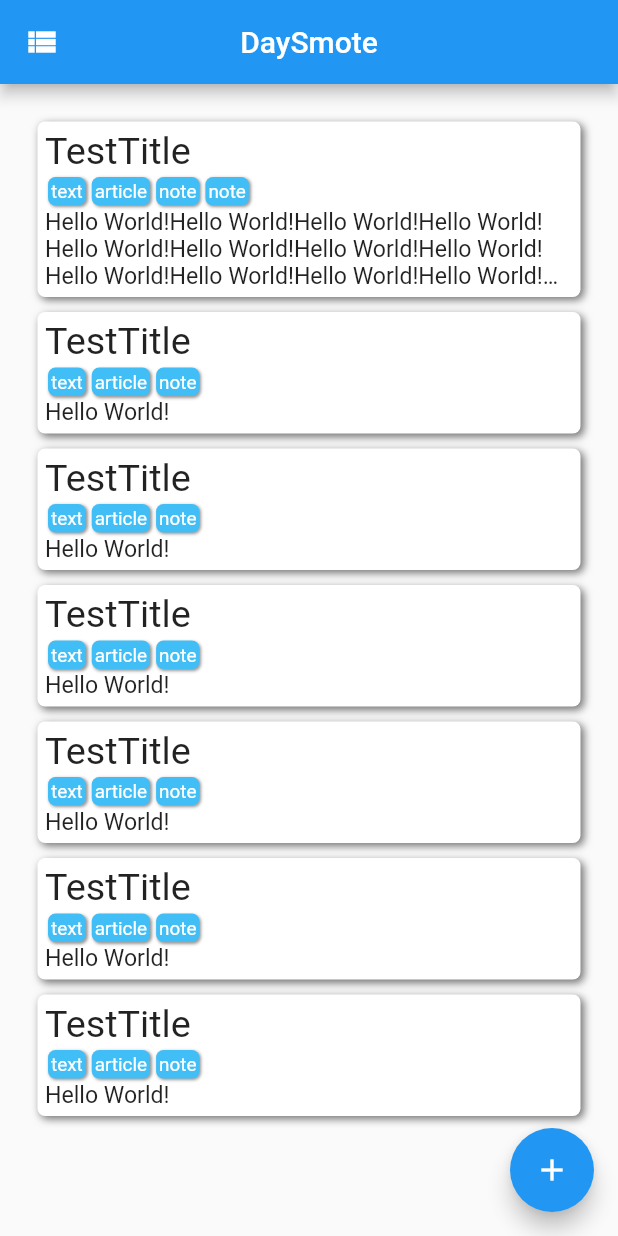
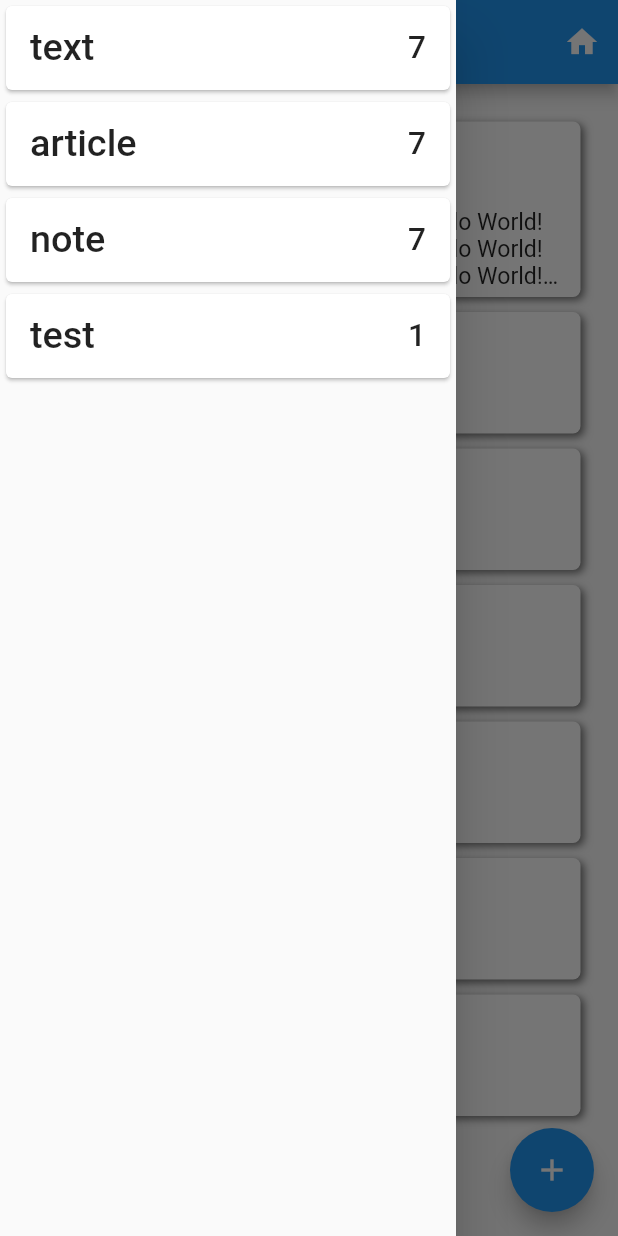
Before and after one commit to SmokeyDays/DaySmote, a Flutter app: the screen it shows after launch, with the side drawer open (before the commit the screen has no drawer), on a phone screen of 412 x 824 dp. Run offline on Flutter 3.47's test engine with Material 2 defaults, Android fonts, the phone set to English and light mode, and no system bars; our stand-ins replace get; missing offline and left inert: dart:ffi.

Commit message:
Complete version first.

```diff
--- a/lib/editor/view.dart
+++ b/lib/editor/view.dart
@@ -12,7 +12,9 @@ import '/menu/view.dart';
 class EditorPage extends StatelessWidget {
   final logic = Get.put(EditorLogic());
   final state = Get.find<EditorLogic>().state;
-
+  int innerMin(int A,int B){
+    return A<B?A:B;
+  }
   @override
   Widget build(BuildContext context) {
     logic.initState();
@@ -26,7 +28,16 @@ class EditorPage extends StatelessWidget {
             onPressed: () {
               print(state.versionPointer);
               print(state.versions[state.versionPointer].title);
-              Get.back(result: state.versions[state.versionPointer].copy());
+              Article retArticle = state.versions[state.versionPointer].copy();
+              if("" == retArticle.contain || null == retArticle.contain) {
+                print("Error: Null Contain!!!");
+              }
+              if("" == retArticle.title || null == retArticle.title) {
+                print("Warning: Auto Fill Title");
+                retArticle.title = retArticle.contain.substring(0, innerMin(retArticle.contain.length, 50));
+                print(retArticle.title);
+              }
+              Get.back(result: retArticle);
             },
           );
         }),
@@ -118,7 +129,7 @@ class _NoteEditorState extends State<NoteEditor> {
                 hintText: "请输入笔记的标题",
               ),
               onChanged: (v) {
-                article = article.copy();
+                article = state.versions[state.versionPointer].copy();
                 article.title = v;
                 logic.modifyArticle(article);
               },
@@ -136,7 +147,7 @@ class _NoteEditorState extends State<NoteEditor> {
                 hintText: "请输入笔记内容",
               ),
               onChanged: (v) {
-                article = article.copy();
+                article = state.versions[state.versionPointer].copy();
                 article.contain = v;
                 logic.modifyArticle(article);
               },
@@ -169,7 +180,7 @@ class NoteEditorTagList extends StatelessWidget {
                   child: NoteTag(tags[index], 1.2),
                   onTap: () {
                     print("Tag Deleted");
-                    article = article.copy();
+                    article = state.versions[state.versionPointer].copy();
                     article.tags.removeAt(index);
                     print(article.tags.length);
                     logic.modifyArticle(article);
@@ -199,7 +210,7 @@ class NoteEditorTagList extends StatelessWidget {
                         child: Text("确定"),
                         onPressed: () {
                           if (_tagController.text != '') {
-                            article = article.copy();
+                            article = state.versions[state.versionPointer].copy();
                             article.tags.add(_tagController.text);
                             _tagController.text = '';
                             logic.modifyArticle(article);
--- a/lib/menu/state.dart
+++ b/lib/menu/state.dart
@@ -14,10 +14,11 @@ class Article {
 
 class MenuState {
   List list = List.generate(0, (index) => null, growable: true);
+  Map tagMap = new Map();
   String tagFilter = "";
   MenuState() {
     list.add(Article("TestTitle",["text","article","note","note"],"Hello World!"*20));
-    list.add(Article("TestTitle",["text","article","note"],"Hello World!"));
+    list.add(Article("TestTitle",["text","article","test"],"Hello World!"));
     list.add(Article("TestTitle",["text","article","note"],"Hello World!"));
     list.add(Article("TestTitle",["text","article","note"],"Hello World!"));
     list.add(Article("TestTitle",["text","article","note"],"Hello World!"));
--- a/lib/menu/view.dart
+++ b/lib/menu/view.dart
@@ -8,10 +8,46 @@ class MenuPage extends StatelessWidget {
   final logic = Get.put(MenuLogic());
   final state = Get.find<MenuLogic>().state;
 
+  List<Widget> tagListGenerator(String filter) {
+    List ret = List.generate(0, (index) => Article("",[],""));
+    state.list.forEach((element) {
+      bool bo = false;
+      element.tags.forEach((tag) {
+        if(tag == filter) {
+          bo = true;
+        }
+      });
+      if(bo) {
+        ret.add(element);
+      }
+    });
+    if(ret.isEmpty) {
+      return List.generate(1, (index) => Text("No Note Found"));
+    }
+    return List.generate(ret.length, (index) {
+      return NoteCard(ret[index], index);
+    });
+  }
+
   @override
   Widget build(BuildContext context) {
     // TODO: implement build
     return Scaffold(
+      drawer: GetBuilder<MenuLogic>(
+        builder: (_) {
+          state.tagMap.clear();
+          for(var element in state.list) {
+            for(var tag in element.tags) {
+              if(state.tagMap[tag] == null){
+                state.tagMap[tag] = 1;
+              } else {
+                ++state.tagMap[tag];
+              }
+            }
+          }
+          return TagFilterList();
+        }
+      ),
       appBar: AppBar(
         title: Text('DaySmote'), centerTitle: true,
         leading: Builder(builder: (context) {
@@ -23,6 +59,14 @@ class MenuPage extends StatelessWidget {
             },
           );
         }),
+        actions: <Widget>[
+          IconButton(
+            icon: Icon(Icons.home), //自定义图标
+            onPressed: () {
+              logic.setFilter("");
+            },
+          ),
+        ],
       ),
       body: Container(
         alignment: Alignment.center,
@@ -30,13 +74,11 @@ class MenuPage extends StatelessWidget {
         child: GetBuilder<MenuLogic>(
           builder: (_) => ListView(
             // crossAxisAlignment: CrossAxisAlignment.center,
-            children: (null == state.tagFilter || "" == state.tagFilter)
+          children: (null == state.tagFilter || "" == state.tagFilter)
             ? List.generate(state.list.length, (index) {
               return NoteCard(state.list[index], index);
             })
-            : List.generate(state.list.length, (index) {
-              return NoteCard(state.list[index], index); // Todo: Filter by tag.
-            }),
+            : tagListGenerator(state.tagFilter),
           ),
         )
       ),
@@ -175,3 +217,59 @@ class NoteTag extends StatelessWidget {
     );
   }
 }
+
+class TagFilterList extends StatelessWidget {
+  final state = Get.find<MenuLogic>().state;
+  TagFilterList({Key? key}) : super(key: key);
+
+  @override
+  Widget build(BuildContext context) {
+    List tagList = List.generate(0, (index) => null);
+    state.tagMap.forEach((key, value) {
+      tagList.add({"name": key, "count": value});
+    });
+    return Drawer(
+      child: ListView(
+        children: List.generate(tagList.length, (index) {
+          print(tagList[index]);
+          return TagFilter(tagList[index]['name'], tagList[index]['count']);
+        }),
+      ),
+    );
+  }
+}
+
+class TagFilter extends StatelessWidget {
+  final logic = Get.find<MenuLogic>();
+  TagFilter(this.name, this.count, {Key? key}) : super(key: key);
+  final String name;
+  final int count;
+  Widget build(BuildContext context) {
+    return Card(
+      child: GestureDetector(
+        child: ListTile(
+          title: Row(
+            mainAxisSize: MainAxisSize.max,
+            children: <Widget>[
+              Text(
+                name,
+                maxLines: 1,
+                overflow: TextOverflow.ellipsis,
+                textScaleFactor: 1.8,
+              ),
+              Expanded(child: Container()),
+              Text(
+                count.toString(),
+                textScaleFactor: 1.5,
+              )
+            ],
+          ),
+        ),
+        onTap: () {
+          logic.setFilter(name);
+          Navigator.of(context).pop();
+        },
+      )
+    );
+  }
+}
```
Also changed, not shown: lib/menu/logic.dart (+7 -0 lines).
